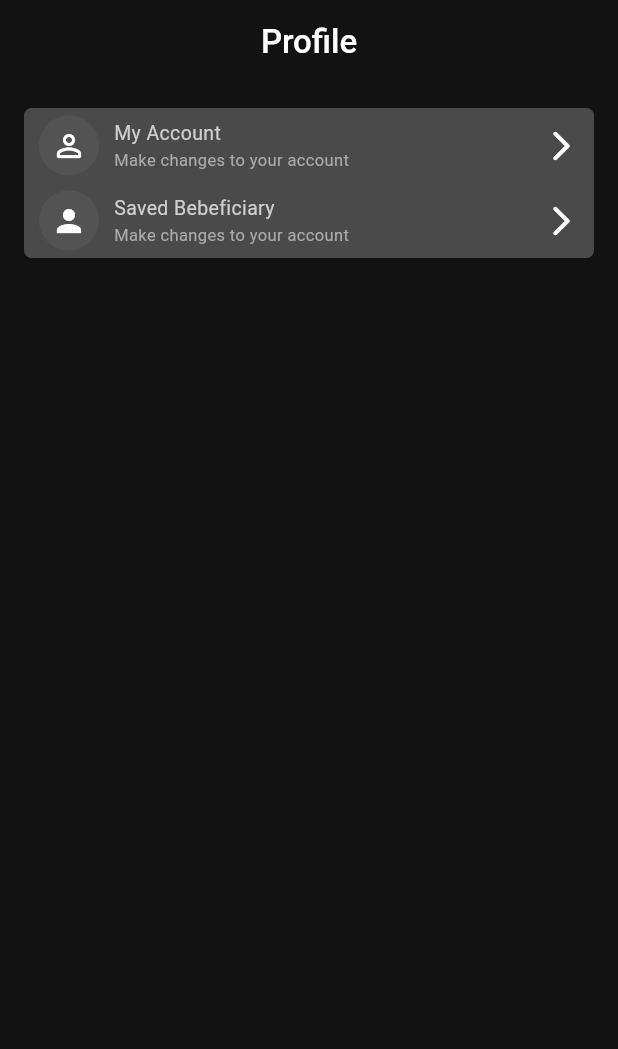
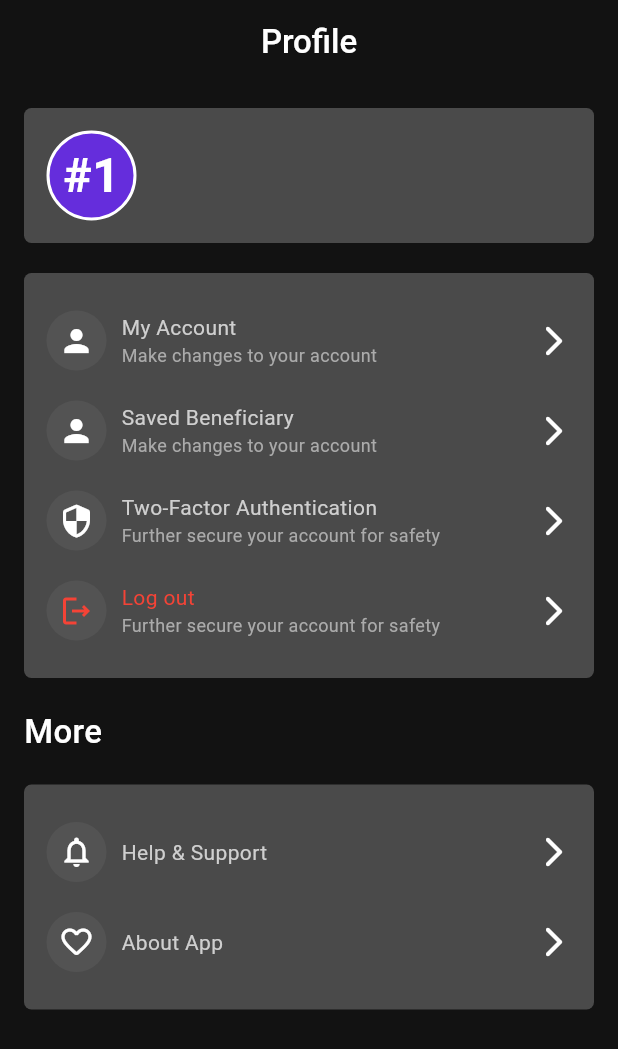
Before and after one commit to mynameisYera/bank-project, a Flutter app: the ProfilePage screen opened directly, on a phone screen of 412 x 824 dp. Shown: the top 1049 px of the screen. Run offline on Flutter 3.47's test engine with Material 3 defaults, Android fonts, the phone set to English and light mode, and no system bars; our stand-ins replace bloc, cloud_firestore, equatable, firebase_auth, firebase_core, flutter_bloc and 2 more; accounts and stored records are empty; network calls fail.

Commit message:
profile nav

```diff
--- a/lib/src/core/theme/text_theme.dart
+++ b/lib/src/core/theme/text_theme.dart
@@ -9,19 +9,19 @@ class TextStyles {
       fontSize: 20, color: Colors.white, fontWeight: FontWeight.w300);
   // mini text
   static TextStyle miniText = const TextStyle(
-      fontSize: 13, color: Color(0xffCFCFCF), fontWeight: FontWeight.normal);
+      fontSize: 14, color: Color(0xffCFCFCF), fontWeight: FontWeight.normal);
   // bold mini text
   static TextStyle boldMiniText = const TextStyle(
-      fontSize: 13, color: Color(0xffCFCFCF), fontWeight: FontWeight.bold);
+      fontSize: 14, color: Color(0xffCFCFCF), fontWeight: FontWeight.bold);
   // underline text
   static TextStyle underlineText = const TextStyle(
-      fontSize: 13,
+      fontSize: 14,
       color: Color(0xffCFCFCF),
       fontWeight: FontWeight.normal,
       decoration: TextDecoration.underline,
       decorationColor: Colors.white);
   // profile tile text
   static TextStyle tileText = const TextStyle(
-    fontSize: 11, color: Color(0xffABABAB), fontWeight: FontWeight.normal,
+    fontSize: 12, color: Color(0xffABABAB), fontWeight: FontWeight.normal,
   );
 }
--- a/lib/src/features/main/presentation/pages/main_page.dart
+++ b/lib/src/features/main/presentation/pages/main_page.dart
@@ -492,6 +492,53 @@ class _ProfilePageState extends State<ProfilePage> {
                 crossAxisAlignment: CrossAxisAlignment.start,
                 children: [
                   Container(
+                    padding: const EdgeInsets.symmetric(
+                        vertical: 15, horizontal: 15),
+                    decoration: BoxDecoration(
+                      color: AppColors.grey,
+                      borderRadius: BorderRadius.circular(5),
+                    ),
+                    child: Row(
+                      children: [
+                        Container(
+                          width: 60,
+                          height: 60,
+                          alignment: Alignment.center,
+                          decoration: BoxDecoration(
+                              shape: BoxShape.circle,
+                              color: const Color(0xff652DDC),
+                              border:
+                                  Border.all(color: Colors.white, width: 2)),
+                          child: const Text(
+                            '#1',
+                            style: TextStyle(
+                                color: Colors.white,
+                                fontSize: 32,
+                                fontWeight: FontWeight.bold),
+                          ),
+                        ),
+                        const SizedBox(width: 10),
+                        Column(
+                          crossAxisAlignment: CrossAxisAlignment.start,
+                          children: [
+                            Text(
+                              userData?['teamName'],
+                              style: TextStyles.headerText,
+                            ),
+                            Text(
+                              userData?['email'],
+                              style: TextStyles.simpleText,
+                            )
+                          ],
+                        ),
+                      ],
+                    ),
+                  ),
+                  const SizedBox(height: 20),
+                  // settings list
+                  Container(
+                    padding: const EdgeInsets.symmetric(
+                        vertical: 15, horizontal: 15),
                     decoration: BoxDecoration(
                       color: AppColors.grey,
                       borderRadius: BorderRadius.circular(5),
@@ -499,56 +546,62 @@ class _ProfilePageState extends State<ProfilePage> {
                     child: Column(
                       children: [
                         // one tile
-                        Padding(
-                          padding: const EdgeInsets.symmetric(
-                              vertical: 5.0, horizontal: 10),
-                          child: Row(
-                            mainAxisAlignment: MainAxisAlignment.spaceBetween,
-                            children: [
-                              // icon
-                              Row(
-                                children: [
-                                  Container(
-                                    width: 40,
-                                    height: 40,
-                                    decoration: const BoxDecoration(
-                                      shape: BoxShape.circle,
-                                      color: Color(0xff535353),
-                                    ),
-                                    child: const Icon(
-                                      Icons.person_outline_rounded,
-                                      color: Colors.white,
-                                    ),
-                                  ),
-                                  const SizedBox(width: 10),
-                                  Column(
-                                    crossAxisAlignment:
-                                        CrossAxisAlignment.start,
-                                    children: [
-                                      Text(
-                                        'My Account',
-                                        style: TextStyles.miniText,
-                                      ),
-                                      Text(
-                                        'Make changes to your account',
-                                        style: TextStyles.tileText,
-                                      )
-                                    ],
-                                  ),
-                                ],
-                              ),
-                              const Icon(
-                                Icons.arrow_forward_ios_rounded,
-                                color: Colors.white,
-                              )
-                            ],
-                          ),
+                        ProfileTile(
+                          onTap: () {},
+                          icon: Icons.person,
+                          title: "My Account",
+                          subtitle: "Make changes to your account",
                         ),
                         ProfileTile(
-                            onTap: () {},
-                            icon: Icons.person,
-                            title: "Saved Bebeficiary",
-                            subtitle: "Make changes to your account"),
+                          onTap: () {},
+                          icon: Icons.person,
+                          title: "Saved Beneficiary",
+                          subtitle: "Make changes to your account",
+                        ),
+                        ProfileTile(
+                          onTap: () {},
+                          icon: Icons.security_rounded,
+                          title: "Two-Factor Authentication",
+                          subtitle: "Further secure your account for safety",
+                        ),
+                        ProfileTile(
+                          onTap: () {
+
+                          },
+                          icon: Icons.logout_outlined,
+                          isLogout: true,
+                          title: "Log out",
+                          subtitle: "Further secure your account for safety",
+                        ),
+                      ],
+                    ),
+                  ),
+                  const SizedBox(height: 20),
+                  // more and more
+                  Text("More", style: TextStyles.headerText),
+                  const SizedBox(height: 20),
+                  Container(
+                    padding: const EdgeInsets.symmetric(
+                        vertical: 15, horizontal: 15),
+                    decoration: BoxDecoration(
+                      color: AppColors.grey,
+                      borderRadius: BorderRadius.circular(5),
+                    ),
+                    child: Column(
+                      children: [
+                        // one tile
+                        ProfileTile(
+                          onTap: () {},
+                          icon: Icons.notifications_outlined,
+                          title: "Help & Support",
+                          subtitle: "",
+                        ),
+                        ProfileTile(
+                          onTap: () {},
+                          icon: Icons.favorite_outline_rounded,
+                          title: "About App",
+                          subtitle: "",
+                        ),
                       ],
                     ),
                   ),
--- a/lib/src/features/main/widgets/profile_tile.dart
+++ b/lib/src/features/main/widgets/profile_tile.dart
@@ -9,16 +9,18 @@ class ProfileTile extends StatelessWidget {
     required this.icon,
     required this.title,
     required this.subtitle,
+    this.isLogout,
   });
   final Function()? onTap;
   final IconData icon;
   final String title;
   final String subtitle;
+  final bool? isLogout;
 
   @override
   Widget build(BuildContext context) {
     return Padding(
-      padding: const EdgeInsets.symmetric(vertical: 5.0, horizontal: 10),
+      padding: const EdgeInsets.symmetric(vertical: 10.0),
       child: GestureDetector(
         onTap: onTap,
         child: Row(
@@ -36,7 +38,7 @@ class ProfileTile extends StatelessWidget {
                   ),
                   child: Icon(
                     icon,
-                    color: Colors.white,
+                    color: isLogout == true ? Colors.red : Colors.white,
                   ),
                 ),
                 const SizedBox(width: 10),
@@ -45,12 +47,19 @@ class ProfileTile extends StatelessWidget {
                   children: [
                     Text(
                       title,
-                      style: TextStyles.miniText,
+                      style: isLogout == true
+                          ? const TextStyle(
+                              fontSize: 14,
+                              color: Colors.red,
+                              fontWeight: FontWeight.normal)
+                          : TextStyles.miniText,
                     ),
-                    subtitle.isNotEmpty ? Text(
-                      subtitle,
-                      style: TextStyles.tileText,
-                    ) : const SizedBox(),
+                    subtitle.isNotEmpty
+                        ? Text(
+                            subtitle,
+                            style: TextStyles.tileText,
+                          )
+                        : const SizedBox(),
                   ],
                 ),
               ],
```
